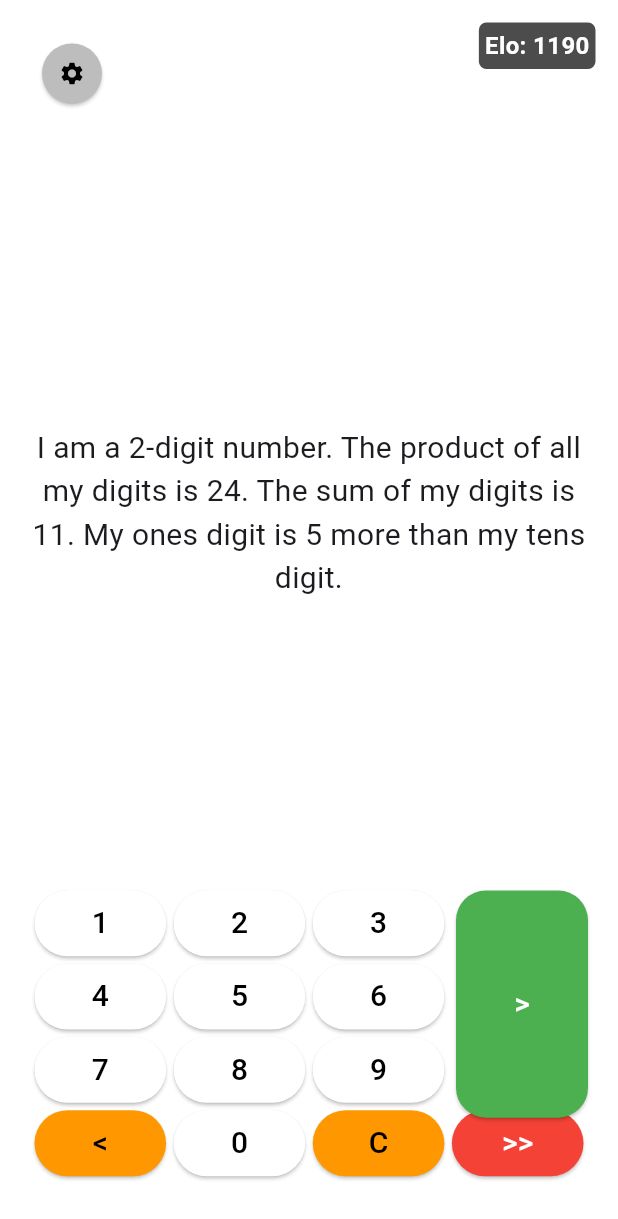
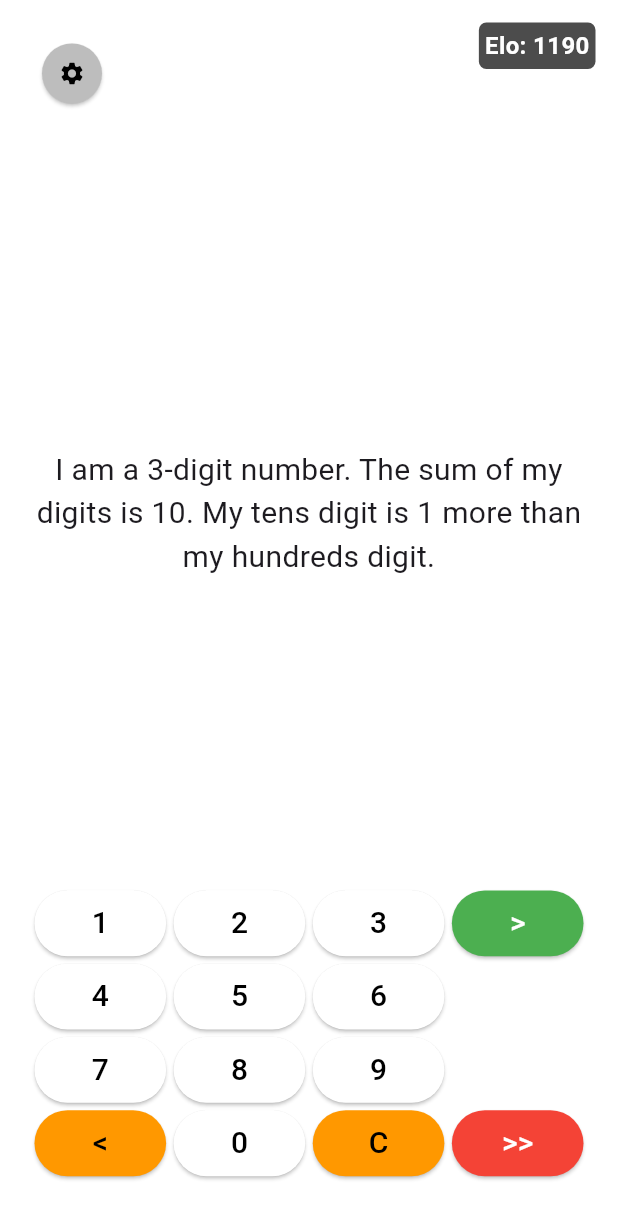
Before and after one commit to HennyBicks01/math_riddler, a Flutter app: the screen it shows after launch, after a tap on ">>", on a phone screen of 412 x 824 dp. Shown: the top 1219 px of the screen. Run offline on Flutter 3.47's test engine with Material 2 defaults, Android fonts, the phone set to English and light mode, and no system bars.

Commit message:
fixed riddle building logic

```diff
--- a/lib/main.dart
+++ b/lib/main.dart
@@ -36,7 +36,6 @@ class _MyHomePageState extends State<MyHomePage> {
   late int _randomNumber;
   late String _riddle;
   int _eloScore = 1200;
-  bool _guessed = false;
   Color _backgroundColor = Colors.white; // The default background color.
   final riddleGenerator = RiddleGenerator();
 
@@ -73,9 +72,8 @@ class _MyHomePageState extends State<MyHomePage> {
     final RiddleResult result = riddleGenerator.generateRiddle();
     _randomNumber = result.number;
     _riddle = result.riddle;
-    _guessed = false;
-    //print(_randomNumber);
-    //print(_riddle);
+    print(_randomNumber);
+    print(_riddle);
     setState(() {});
   }
 
@@ -96,7 +94,6 @@ class _MyHomePageState extends State<MyHomePage> {
     setState(() {
       _currentInput = ""; // This line clears the input after Submit is clicked.
     });
-    _guessed = true;
   }
 
   // Function to flash the background color.
@@ -112,10 +109,8 @@ class _MyHomePageState extends State<MyHomePage> {
   }
 
   void _skipRiddle() {
-    if (!_guessed) {
-      _eloScore -= 10;
-      _generateRiddle();
-    }
+    _eloScore -= 10;
+    _generateRiddle();
   }
 
   @override
@@ -125,6 +120,17 @@ class _MyHomePageState extends State<MyHomePage> {
       Color textColor = Colors.black;  // Default text color to black for most buttons.
 
       switch (index) {
+        case 3:
+          return GridTile(
+            footer: Container(color: Colors.transparent),  // Empty transparent container for additional space
+            child: ElevatedButton(
+              onPressed: _checkAnswer,
+              style: ElevatedButton.styleFrom(
+                backgroundColor: Colors.green,
+              ),
+              child: const Text('>', style: TextStyle(fontSize: 20, color: Colors.white)),
+            ),
+          );
         case 12:
           buttonColor = Colors.orange;
           return ElevatedButton(
@@ -165,7 +171,6 @@ class _MyHomePageState extends State<MyHomePage> {
             ),
             child: Text('>>', style: TextStyle(fontSize: 20, color: textColor)),
           );
-        case 3:
         case 7:
         case 11:
           return Container(color: Colors.transparent); // Empty transparent containers
@@ -248,25 +253,6 @@ class _MyHomePageState extends State<MyHomePage> {
                                       return buildKey(index);
                                     },
                                   ),
-                                Positioned(
-                                  top: 0,
-                                  left: (MediaQuery.of(context).size.width / 4) * 3 - 20,
-                                  child: ElevatedButton(
-                                    onPressed: _checkAnswer,
-
-                                    style: ElevatedButton.styleFrom(
-                                      fixedSize: Size(
-                                        (MediaQuery.of(context).size.width / 4) - 15,
-                                        .75 * (MediaQuery.of(context).size.height / 4) -3,
-                                      ),
-                                      shape: RoundedRectangleBorder(  // This line squares off the button
-                                        borderRadius: BorderRadius.circular(20), // Setting the borderRadius to 0 will make it completely square
-                                      ),
-                                      backgroundColor: Colors.green,
-                                    ),
-                                    child: const Text('>', style: TextStyle(fontSize: 20, color: Colors.white)),
-                                  ),
-                                ),
                               ],
                             ),
                           ),
--- a/lib/riddle_condition_checker.dart
+++ b/lib/riddle_condition_checker.dart
@@ -1,18 +1,20 @@
 class RiddleConditionChecker {
-  Map<String, int> nameToIndex = {
-    'millions': 6,
-    'hundredThousands': 5,
-    'tenThousands': 4,
-    'thousands': 3,
-    'hundreds': 2,
-    'tens': 1,
-    'ones': 0,
-  };
-
   bool satisfiesCondition(List<int> digits, String condition) {
     if (digits.length < 2 || digits.length > 7) {
       throw ArgumentError('Digits length should be between 2 and 7');
     }
+
+    int length = digits.length;
+
+    Map<String, int> nameToIndex = {
+      "ones": length - 1,
+      "tens": length - 2,
+      "hundreds": length - 3,
+      "thousands": length - 4,
+      "tenThousands": length - 5,
+      "hundredThousands": length - 6,
+      "millions": length - 7
+    };
 
     /// All Digit Functions
     // Sum of all digits
--- a/lib/riddle_conditions.dart
+++ b/lib/riddle_conditions.dart
@@ -3,31 +3,29 @@ import 'dart:math';
 class RiddleConditions {
   final Random _random = Random();
 
+  List<String> generateDigitNames(int numDigits) {
+    List<String> digitNames = [
+      'ones',
+      'tens',
+      'hundreds',
+      'thousands',
+      'tenThousands',
+      'hundredThousands',
+      'millions'
+    ];
+    if (numDigits <= digitNames.length) {
+      return digitNames.sublist(0, numDigits);
+    }
+    for (int i = digitNames.length; i < numDigits; i++) {
+      digitNames.add('${i + 1}th place');
+    }
+    return digitNames;
+  }
+
   List<String> generalCondition(List<int> digits) {
     List<String> conditions = [];
-
     int numDigits = digits.length;
-
-    List<String> digitNames = List.generate(numDigits, (index) {
-      switch (index) {
-        case 0:
-          return 'ones';
-        case 1:
-          return 'tens';
-        case 2:
-          return 'hundreds';
-        case 3:
-          return 'thousands';
-        case 4:
-          return 'tenThousands';
-        case 5:
-          return 'hundredThousands';
-        case 6:
-          return 'millions';
-        default:
-          return '${index + 1}th place';
-      }
-    });
+    List<String> digitNames = generateDigitNames(numDigits);
 
     // Use combinatorics for iterating through variable digit combinations
     for (int i = 0; i < numDigits; i++) {
--- a/lib/riddle_generator.dart
+++ b/lib/riddle_generator.dart
@@ -14,12 +14,19 @@ class RiddleGenerator {
   final RiddleConditionChecker conditionChecker = RiddleConditionChecker();
   final RiddleConditions riddleConditions = RiddleConditions();
 
-  int minDigits = 2;
-  int maxDigits = 7;
+  int minDigits = 3;
+  int maxDigits = 3;
 
   List<int> _generateNumber() {
     int numDigits = _random.nextInt(maxDigits - minDigits + 1) + minDigits; // Generates a number between minDigits and maxDigits
-    return List.generate(numDigits, (index) => _random.nextInt(10));
+    List<int> number = [];
+    // Ensure the first digit is never zero
+    number.add(_random.nextInt(9) + 1);
+    // For the remaining digits
+    for (int i = 1; i < numDigits; i++) {
+      number.add(_random.nextInt(10));
+    }
+    return number;
   }
 
   List<String> syphonThroughPossibilities(int number) {
@@ -29,7 +36,7 @@ class RiddleGenerator {
     int maxNumber = (pow(10, length) - 1).toInt();
 
     if (minNumber >= maxNumber) {
-      //print('Invalid range: minNumber should be less than maxNumber.');
+      print('Invalid range: minNumber should be less than maxNumber.');
       return [];
     }
 
@@ -42,14 +49,14 @@ class RiddleGenerator {
 
     while (possibleNumbers.length != 1) {
       if (possibleNumbers.isEmpty) {
-        //print('No possible numbers left.');
+        print('No possible numbers left.');
         break;
       }
 
       // Directly choose a condition from the main conditions list.
       // Using the 'this.' prefix to access the class's instance of Random
       String selectedCondition = conditions[_random.nextInt(conditions.length)];
-      ///print('Selected condition: $selectedCondition');
+      print('Selected condition: $selectedCondition');
 
       // Filter the list of possible numbers based on the selected condition
       List<int> filteredNumbers = possibleNumbers.where((number) {
@@ -65,20 +72,20 @@ class RiddleGenerator {
           filteredNumbers.length < possibleNumbers.length) {
         // Update possibleNumbers if the filtering is successful.
         possibleNumbers = filteredNumbers;
-        //print('Numbers that passed this condition: $possibleNumbers');
+        print('Numbers that passed this condition: $possibleNumbers');
 
         finalConditions.add(selectedCondition);
         conditions.remove(
             selectedCondition); // Remove the condition from the main list to avoid repetition
       } else {
-        //print('Condition didn\'t help in filtering. Numbers remained the same.');
+        print('Condition didn\'t help in filtering. Numbers remained the same.');
         conditions.remove(
             selectedCondition); // Remove the ineffective condition
       }
 
       // Check if there are no more conditions to try
       if (conditions.isEmpty) {
-        //print('No more conditions left to try.');
+        print('No more conditions left to try.');
         break;
       }
     }
```
